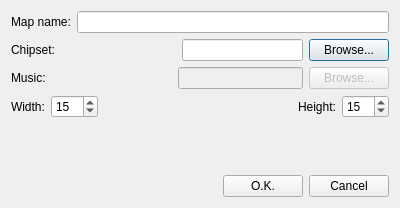
PtiLuky/dummyeditor, file forms/mapeditdialog.ui: the form before one commit.
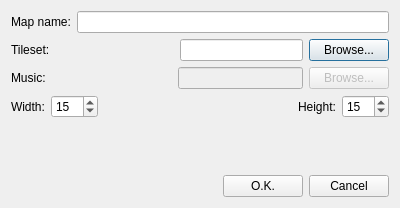
The form after the commit.

The edit to the form file:
```diff
--- a/forms/mapeditdialog.ui
+++ b/forms/mapeditdialog.ui
@@ -35,7 +35,7 @@
        <item>
         <widget class="QLabel" name="labelChipset">
          <property name="text">
-          <string>Chipset:</string>
+          <string>Tileset:</string>
          </property>
         </widget>
        </item>
```
